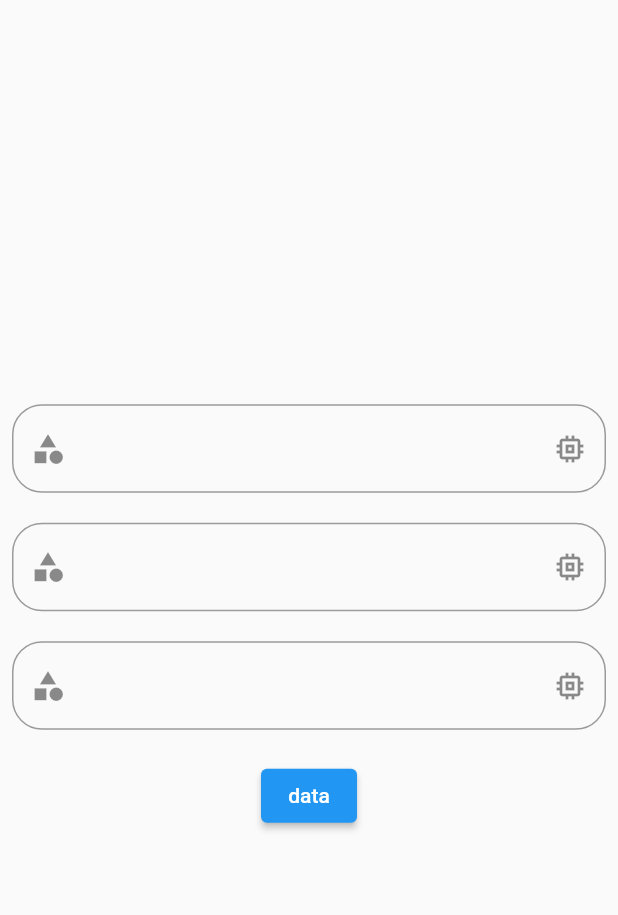
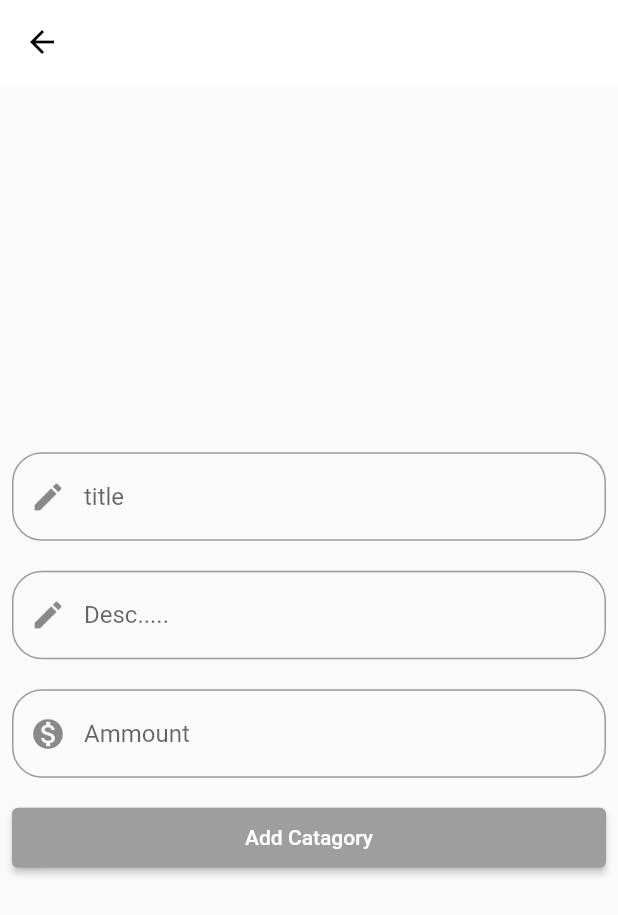
Before and after one commit to Mukeshkachchhawah/expences_app, a Flutter app: the Home_Page screen opened directly, after a tap on the "add" icon, on a phone screen of 412 x 824 dp. Shown: the top 915 px of the screen. Run offline on Flutter 3.47's test engine with Material 2 defaults, Android fonts, the light colour scheme and no system bars; our stand-ins replace bloc, flutter_screenutil, lottie, shared_preferences, sqflite; missing offline and left inert: time_chart; accounts and stored records are empty; network calls fail; project files that could hold a hidden picture were left out.

Commit message:
expense app

```diff
--- a/lib/modal/expense_modal.dart
+++ b/lib/modal/expense_modal.dart
@@ -1,19 +1,19 @@
 import 'package:expense_app/database/db_helper.dart';
 
-class ExpenseModal{
-
-int exp_id;
-int uid;
+class ExpenseModal {
+  int? exp_id;
+  int? uid;
   String exp_title;
   String exp_desc;
   num exp_amount;
   num exp_balence;
   int exp_typ;
-int exp_cat;String exp_date;
+  int exp_cat;
+  String exp_date;
 
   ExpenseModal(
-{required this.exp_id,
-  required this.uid,
+      {this.exp_id,
+      this.uid,
       required this.exp_title,
       required this.exp_desc,
       required this.exp_amount,
@@ -22,14 +22,30 @@ ExpenseModal(
       required this.exp_cat,
       required this.exp_date});
 
+  factory ExpenseModal.toform(Map<String, dynamic> map) {
+    return ExpenseModal(
+        exp_id: map[AppDatabase().EXPENSE_COLUM_ID],
+        uid: map[AppDatabase().USER_COLUMN_ID],
+        exp_title: map[AppDatabase().EXPENSE_COLUM_TITLE],
+        exp_desc: map[AppDatabase().EXPENSE_COLUM_DESC],
+        exp_amount: map[AppDatabase().EXPENSE_COLUM_DESC],
+        exp_balence: map[AppDatabase().EXPENSE_COLUM_DESC],
+        exp_typ: map[AppDatabase().EXPENSE_COLUM_DESC],
+        exp_cat: map[AppDatabase().EXPENSE_COLUM_DESC],
+        exp_date: map[AppDatabase().EXPENSE_COLUM_DESC]);
+  }
 
-Map<String, dynamic> toMap(){
+  Map<String, dynamic> toMap() {
     return {
       AppDatabase().EXPENSE_COLUM_ID: exp_id,
-    AppDatabase().EXPENSE_COLUM_TITLE:exp_title
+      AppDatabase().USER_COLUMN_ID: uid,
+      AppDatabase().EXPENSE_COLUM_TITLE: exp_title,
+      AppDatabase().EXPENSE_COLUM_DESC: exp_desc,
+      AppDatabase().EXPENSE_COLUM_AMOUNT: exp_amount,
+      AppDatabase().EXPENSE_COLUM_BALENCE: exp_balence,
+      AppDatabase().EXPENSE_COLUM_TYPE: exp_typ,
+      AppDatabase().EXPENSE_COLUM_CATGERY_ID: exp_cat,
+      AppDatabase().EXPENSE_COLUM_CATGERY_DATE: exp_date
     };
   }
-
-
-
 }
--- a/lib/screens/home/addTaks/addtakspage.dart
+++ b/lib/screens/home/addTaks/addtakspage.dart
@@ -1,3 +1,4 @@
+import 'package:expense_app/ui_helper.dart';
 import 'package:flutter/material.dart';
 
 import '../../../constants/constants.dart';
@@ -10,18 +11,30 @@ class AddTaksPage extends StatefulWidget {
 }
 
 class _AddTaksPageState extends State<AddTaksPage> {
+  List<String> addcard = ["Cardit", "Debit"];
+  var titleController = TextEditingController();
+  var descController = TextEditingController();
+  var amountController = TextEditingController();
+
   @override
   Widget build(BuildContext context) {
     return Scaffold(
+      appBar: AppBar(
+        elevation: 0,
+        iconTheme: IconThemeData(color: Colors.black),
+        backgroundColor: Colors.white,
+      ),
       body: Padding(
         padding: const EdgeInsets.all(8.0),
         child: Column(
           mainAxisAlignment: MainAxisAlignment.center,
           children: [
             TextField(
+              controller: titleController,
               decoration: InputDecoration(
-                  prefixIcon: Icon(Icons.category),
-                  suffixIcon: Icon(Icons.memory),
+                  prefixIcon: Icon(Icons.edit),
+                  // suffixIcon: Icon(Icons.memory),
+                  hintText: "title",
                   border: OutlineInputBorder(
                       borderRadius: BorderRadius.circular(20))),
             ),
@@ -29,9 +42,14 @@ class _AddTaksPageState extends State<AddTaksPage> {
               height: 20,
             ),
             TextField(
+              controller: descController,
+
+              /// minLines: 1,
+              /// maxLines: 3,
               decoration: InputDecoration(
-                  prefixIcon: Icon(Icons.category),
-                  suffixIcon: Icon(Icons.memory),
+                  prefixIcon: Icon(Icons.edit),
+                  // suffixIcon: Icon(Icons.memory),
+                  hintText: "Desc.....",
                   border: OutlineInputBorder(
                       borderRadius: BorderRadius.circular(20))),
             ),
@@ -39,16 +57,23 @@ class _AddTaksPageState extends State<AddTaksPage> {
               height: 20,
             ),
             TextField(
+              controller: amountController,
+              keyboardType: TextInputType.number,
               decoration: InputDecoration(
-                  prefixIcon: Icon(Icons.category),
-                  suffixIcon: Icon(Icons.memory),
+                  hintText: "Ammount",
+                  prefixIcon: Icon(Icons.monetization_on_sharp),
+                  //suffixIcon: Icon(Icons.memory),
                   border: OutlineInputBorder(
                       borderRadius: BorderRadius.circular(20))),
             ),
             SizedBox(
               height: 20,
             ),
-            ElevatedButton(
+            SizedBox(
+              height: 40,
+              width: double.infinity,
+              child: ElevatedButton(
+                  style: ElevatedButton.styleFrom(backgroundColor: Colors.grey),
                   onPressed: () {
                     showModalBottomSheet(
                       shape: RoundedRectangleBorder(
@@ -57,23 +82,56 @@ class _AddTaksPageState extends State<AddTaksPage> {
                               topRight: Radius.circular(20))),
                       context: context,
                       builder: (context) {
-
-                      return Container(
-                          decoration: BoxDecoration(),
-                          child: GridView.builder(
+                        return GridView.builder(
                           gridDelegate:
                               SliverGridDelegateWithFixedCrossAxisCount(
                                   crossAxisCount: 4),
-                         itemCount: 10,
+                          itemCount: AppConstants.catagery.length,
                           itemBuilder: (context, index) {
-                              var catagery;
-                              return Text("${catagery[index]}");
-                            },
-                          ));
+                            return Padding(
+                              padding: const EdgeInsets.only(top: 40),
+                              child: Column(
+                                children: [
+                                  CircleAvatar(
+                                    child: Image.asset(
+                                        AppConstants.catagery[index]['image']),
+                                  ),
+                                  Text(
+                                      "${AppConstants.catagery[index]['name']}"),
+                                ],
+                              ),
+                            );
                           },
                         );
                       },
-                child: Text("data"))
+                    );
+                  },
+                  child: Text("Add Catagory")),
+            ),
+            // DropdownButton(items: [
+            //   DropdownMenuItem(
+            //     child: FilledButton.icon(
+            //         onPressed: () {},
+            //         icon: Icon(Icons.abc),
+            //         label: Text("data")),
+            //   ),
+            //   DropdownMenuItem(
+            //     child: FilledButton.icon(
+            //         onPressed: () {},
+            //         icon: Icon(Icons.abc),
+            //         label: Text("data")),
+            //   ),
+            //   DropdownMenuItem(
+            //     child: FilledButton.icon(
+            //         onPressed: () {},
+            //         icon: Icon(Icons.abc),
+            //         label: Text("data")),
+            //   )
+            // ], onChanged: (value) {}),
+
+
+
+
           ],
         ),
       ),
--- a/lib/screens/home/home_page.dart
+++ b/lib/screens/home/home_page.dart
@@ -77,18 +77,21 @@ class _Home_PageState extends State<Home_Page> {
                     itemBuilder: (_, index) {
                       return Column(
                         children: [
-                          Row(
-                            mainAxisAlignment: MainAxisAlignment.spaceBetween,
-                            children: [
-                              Text(dummyData[index]['date']),
-                              Text("\$${dummyData[index]['amount']}"),
-                            ],
+                          Padding(
+                            padding: const EdgeInsets.only(left: 68,right: 20),
+                            child: Row(
+                              mainAxisAlignment: MainAxisAlignment.spaceBetween,
+                              children: [
+                                Text(dummyData[index]['date'], style: textStyles18(),),
+                                Text("\$${dummyData[index]['amount']}"),
+                              ],
+                            ),
                           ),
                           hSpacher(hight: 10.0),
-                          Divider(
-                            color: Colors.black,
-                            height: 1,
-                          ),
+                          // Divider(
+                          //   color: Colors.black,
+                          //   height: 1,
+                          // ),
                           ListView.builder(
                               shrinkWrap: true,
                               physics: NeverScrollableScrollPhysics(),
@@ -101,9 +104,16 @@ class _Home_PageState extends State<Home_Page> {
                                     as Map<String, dynamic>;
 
                                 return ListTile(
-                                  title: Text(chilData['title']),
+                                  leading: CircleAvatar(
+                                    backgroundImage: NetworkImage(chilData['imge']),
+                                  ),
+                                  title: Text(chilData['name']),
                                   subtitle: Text(chilData['subtitle']),
-                                  trailing: Text(chilData['amount']),
+                                  trailing: Column(
+                                    children: [
+                                      Text(chilData['amount']), Text(chilData['trilExpence']),
+                                    ],
+                                  ),
                                 );
                               })
                         ],
--- a/lib/ui_helper.dart
+++ b/lib/ui_helper.dart
@@ -38,7 +38,7 @@ TextStyle loginmid2() {
   return TextStyle(fontSize: 16, fontWeight: FontWeight.bold);
 }
 
-TextStyle textStyles() {
+TextStyle textStyles18() {
   return TextStyle(fontSize: 18, fontWeight: FontWeight.bold,);
 }
 
--- a/pubspec.yaml
+++ b/pubspec.yaml
@@ -41,6 +41,7 @@ dependencies:
   shared_preferences: ^2.2.0
   flutter_screenutil: ^5.7.0
   time_chart: ^0.5.2
+  bloc: ^8.1.2
 
 dev_dependencies:
   flutter_test:
```
Also changed, not shown: lib/constants/constants.dart (+55 -17 lines), lib/database/db_helper.dart (+20 -4 lines), lib/expense_bloc/expense_bloc.dart (added, +26 -0 lines), lib/expense_bloc/expense_event.dart (added, +18 -0 lines), lib/expense_bloc/expense_state.dart (added, +20 -0 lines), pubspec.lock. Lines whose indentation alone changed are shown as unchanged.
